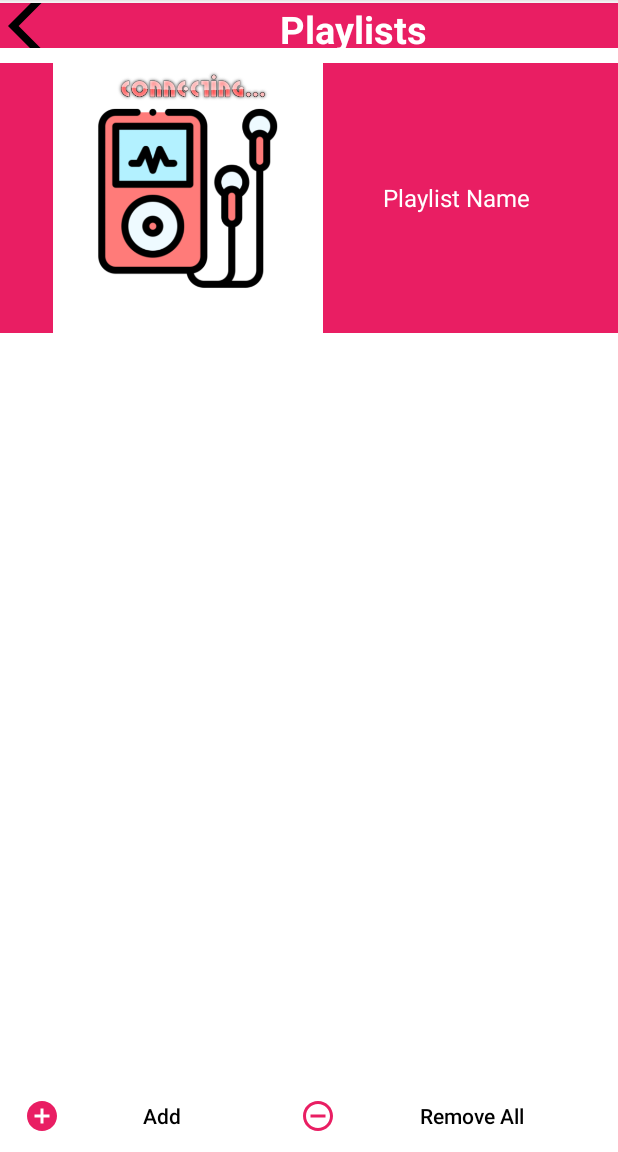
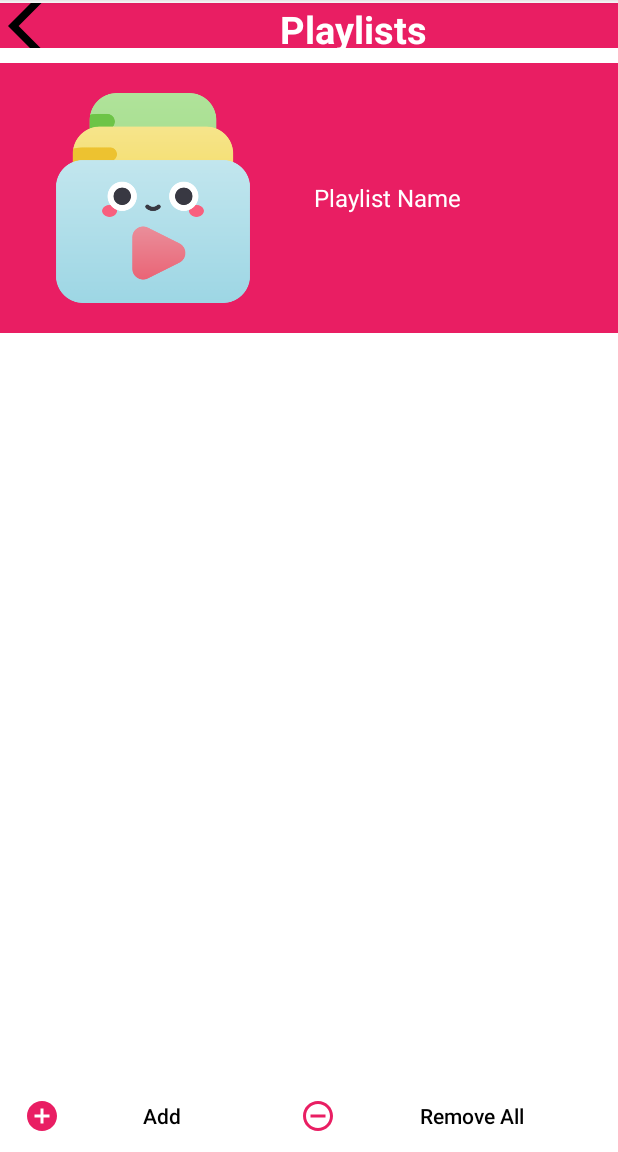
Before and after one commit to Aanchalchauhan01/Music_Player, an Android app: the PlaylistDetails screen opened directly, with no data from a screen before it, on a phone screen of 412 x 824 dp, the part 84-1236 px from its top. Run offline under Robolectric (Android 15) with nearby library versions, the phone set to English and light mode, and no system bars; 7 statements that could not run were skipped.

Commit message:
Update activity_playlist_details.xml

```diff
--- a/app/src/main/res/layout/activity_playlist_details.xml
+++ b/app/src/main/res/layout/activity_playlist_details.xml
@@ -54,9 +54,10 @@
 
         <com.google.android.material.imageview.ShapeableImageView
             android:id="@+id/playlistImgPD"
-            android:layout_width="250dp"
+            android:layout_width="204dp"
             android:layout_height="match_parent"
-            android:src="@drawable/music_player_icon_slash_screen"/>
+            android:padding="20dp"
+            android:src="@drawable/playlisticon" />
 
         <TextView
             android:id="@+id/moreInfoPD"
```
